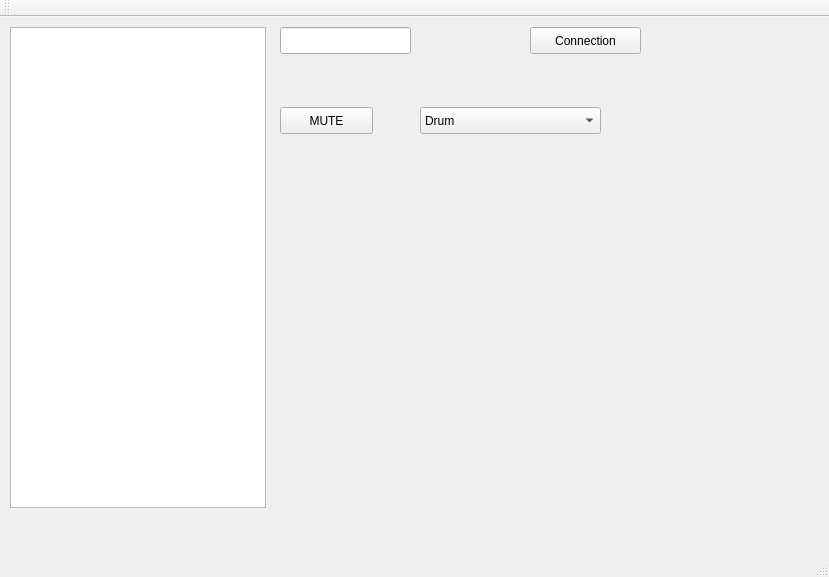
Old version of the form radio_jam_client.ui in the repository MrMelick-lab/CLL-RadioJam.
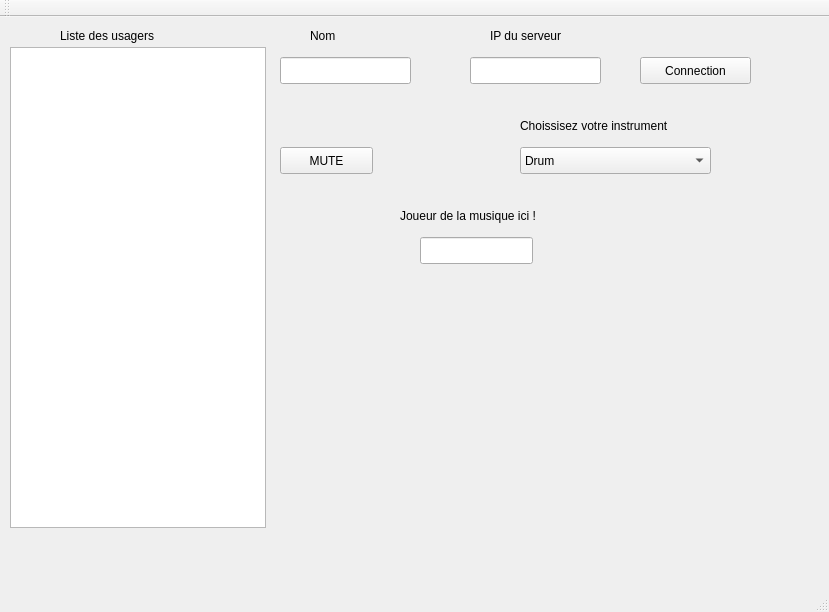
New version of the form.

Commit message: Interface graphie fait

Diff of the .ui file:
```diff
--- a/radio_jam_client.ui
+++ b/radio_jam_client.ui
@@ -7,7 +7,7 @@
     <x>0</x>
     <y>0</y>
     <width>829</width>
-    <height>577</height>
+    <height>612</height>
    </rect>
   </property>
   <property name="windowTitle">
@@ -18,7 +18,7 @@
     <property name="geometry">
      <rect>
       <x>10</x>
-      <y>10</y>
+      <y>30</y>
       <width>256</width>
       <height>481</height>
      </rect>
@@ -28,7 +28,7 @@
     <property name="geometry">
      <rect>
       <x>280</x>
-      <y>90</y>
+      <y>130</y>
       <width>93</width>
       <height>27</height>
      </rect>
@@ -40,9 +40,9 @@
    <widget class="QComboBox" name="cboInstrument">
     <property name="geometry">
      <rect>
-      <x>420</x>
-      <y>90</y>
-      <width>181</width>
+      <x>520</x>
+      <y>130</y>
+      <width>191</width>
       <height>27</height>
      </rect>
     </property>
@@ -61,7 +61,7 @@
     <property name="geometry">
      <rect>
       <x>280</x>
-      <y>10</y>
+      <y>40</y>
       <width>131</width>
       <height>27</height>
      </rect>
@@ -70,8 +70,8 @@
    <widget class="QPushButton" name="pbConnection">
     <property name="geometry">
      <rect>
-      <x>530</x>
-      <y>10</y>
+      <x>640</x>
+      <y>40</y>
       <width>111</width>
       <height>27</height>
      </rect>
@@ -80,6 +80,91 @@
      <string>Connection</string>
     </property>
    </widget>
+   <widget class="QLineEdit" name="txtNote">
+    <property name="geometry">
+     <rect>
+      <x>420</x>
+      <y>220</y>
+      <width>113</width>
+      <height>27</height>
+     </rect>
+    </property>
+   </widget>
+   <widget class="QLabel" name="lblNom">
+    <property name="geometry">
+     <rect>
+      <x>310</x>
+      <y>10</y>
+      <width>62</width>
+      <height>17</height>
+     </rect>
+    </property>
+    <property name="text">
+     <string>Nom</string>
+    </property>
+   </widget>
+   <widget class="QLabel" name="lblNote">
+    <property name="geometry">
+     <rect>
+      <x>400</x>
+      <y>190</y>
+      <width>171</width>
+      <height>17</height>
+     </rect>
+    </property>
+    <property name="text">
+     <string>Joueur de la musique ici !</string>
+    </property>
+   </widget>
+   <widget class="QLineEdit" name="txtIP">
+    <property name="geometry">
+     <rect>
+      <x>470</x>
+      <y>40</y>
+      <width>131</width>
+      <height>27</height>
+     </rect>
+    </property>
+   </widget>
+   <widget class="QLabel" name="lblIP">
+    <property name="geometry">
+     <rect>
+      <x>490</x>
+      <y>10</y>
+      <width>91</width>
+      <height>17</height>
+     </rect>
+    </property>
+    <property name="text">
+     <string>IP du serveur</string>
+    </property>
+   </widget>
+   <widget class="QLabel" name="lblInstrument">
+    <property name="geometry">
+     <rect>
+      <x>520</x>
+      <y>100</y>
+      <width>191</width>
+      <height>17</height>
+     </rect>
+    </property>
+    <property name="text">
+     <string>Choissisez votre instrument</string>
+    </property>
+   </widget>
+   <widget class="QLabel" name="lblListe">
+    <property name="geometry">
+     <rect>
+      <x>60</x>
+      <y>10</y>
+      <width>121</width>
+      <height>17</height>
+     </rect>
+    </property>
+    <property name="text">
+     <string>Liste des usagers</string>
+    </property>
+   </widget>
   </widget>
   <widget class="QMenuBar" name="menuBar">
    <property name="geometry">
```
The commit also changes 2 other files.
